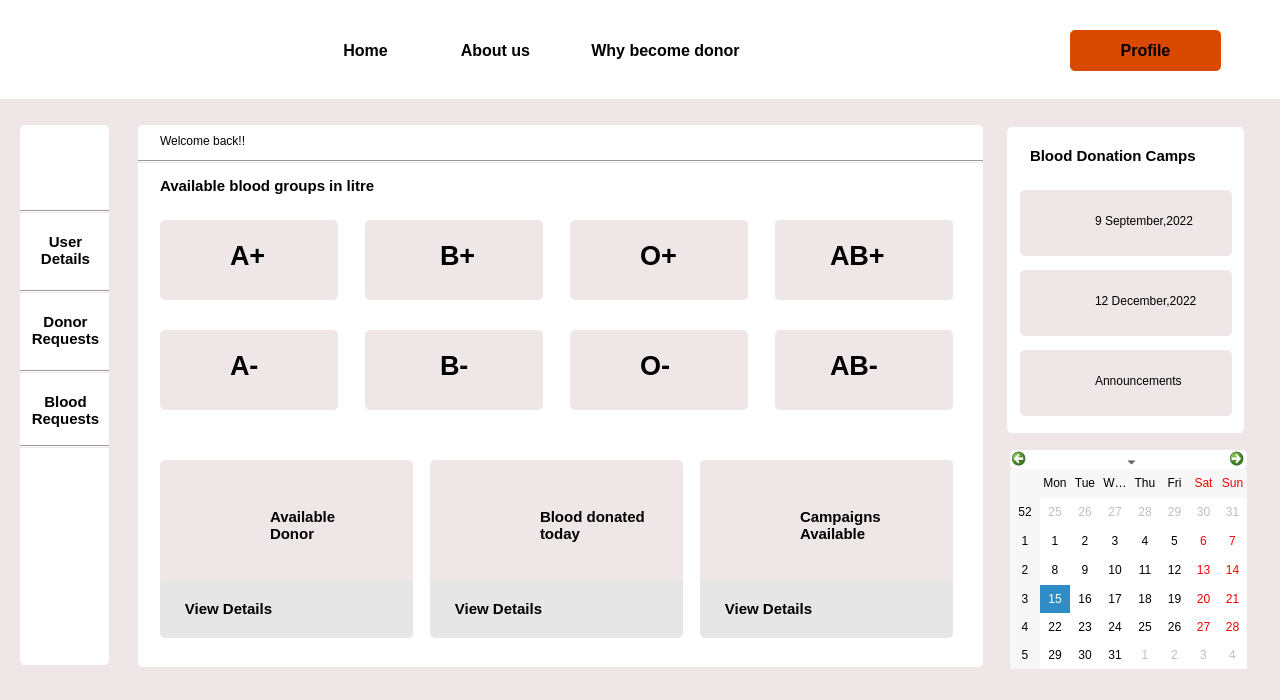
Old version of the form admin_dashboard.ui in the repository Rista10/Final.
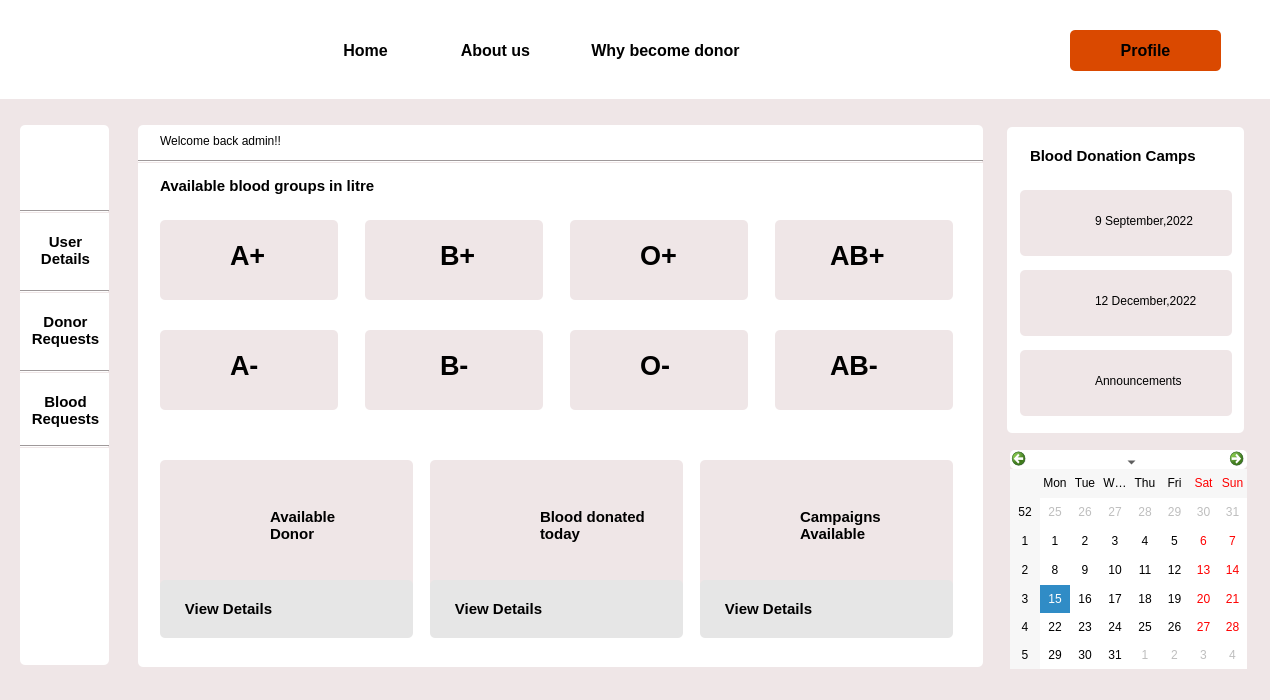
New version of the form. Icons and pictures are not drawn.

```diff
--- a/admin_dashboard.ui
+++ b/admin_dashboard.ui
@@ -6,7 +6,7 @@
    <rect>
     <x>0</x>
     <y>0</y>
-    <width>1280</width>
+    <width>1270</width>
     <height>700</height>
    </rect>
   </property>
@@ -116,7 +116,7 @@
     <string notr="true">background-color: rgb(255, 255, 255);</string>
    </property>
    <property name="text">
-    <string>Welcome back!!</string>
+    <string>Welcome back admin!!</string>
    </property>
   </widget>
   <widget class="Line" name="line_2">
```
